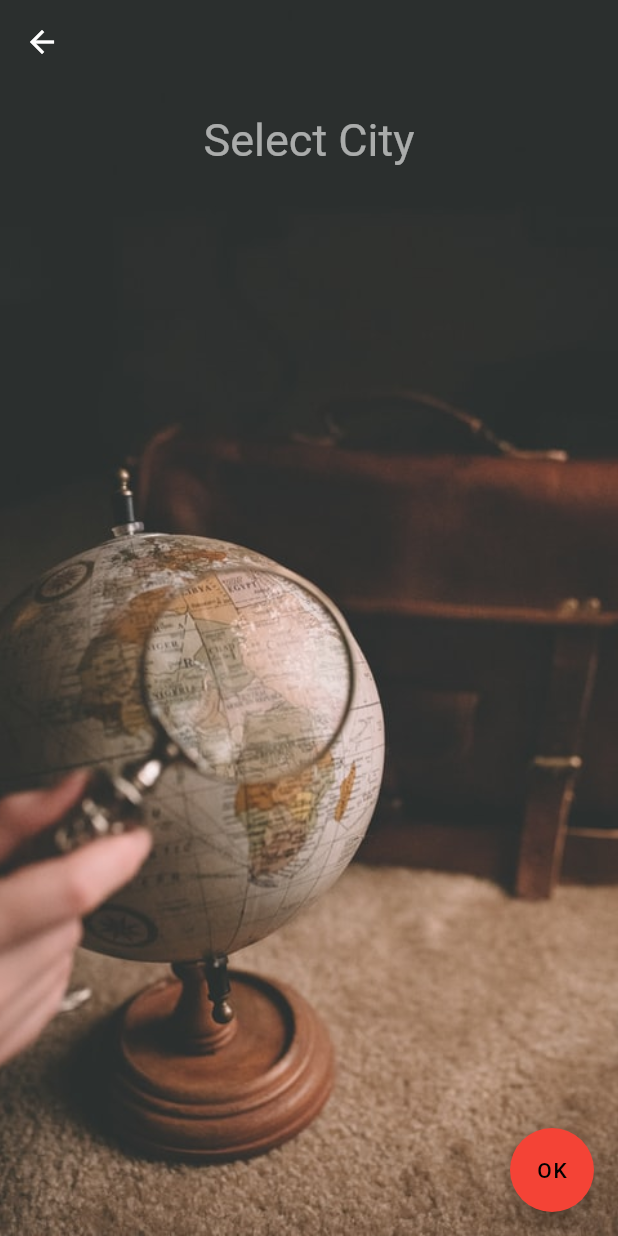
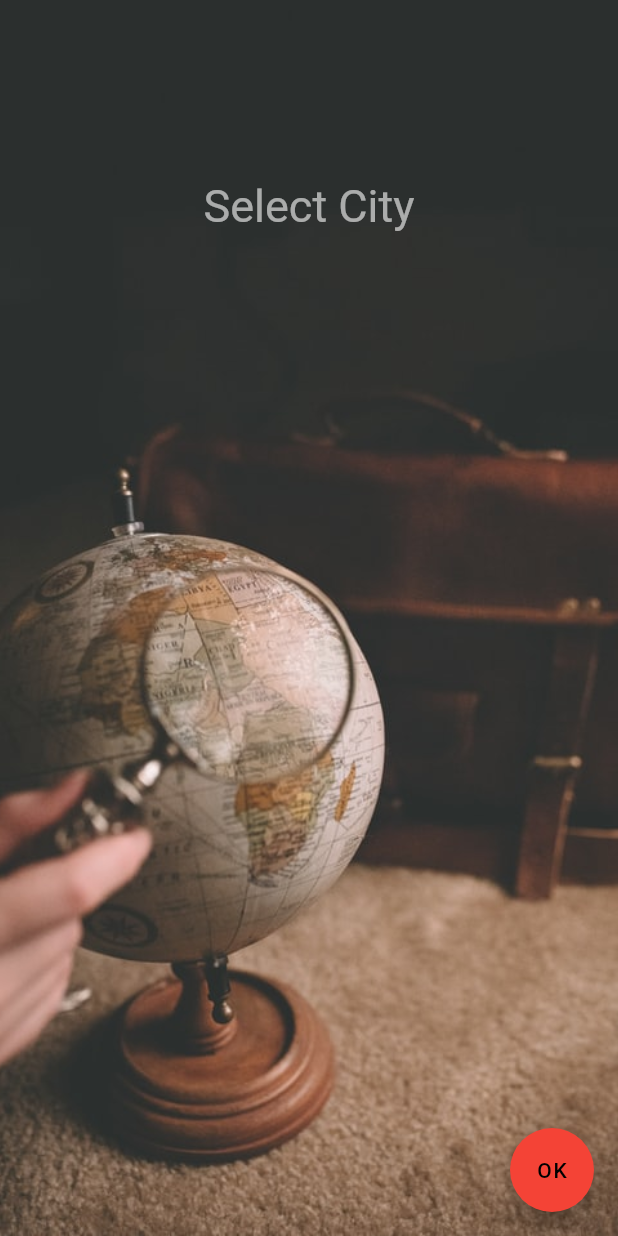
Before and after one commit to mercoski/FlutterProjects, a Flutter app: the SearchPage screen opened directly, after a tap on "OK", on a phone screen of 412 x 824 dp. Run offline on Flutter 3.47's test engine with Material 2 defaults, Android fonts, the phone set to English and light mode, and no system bars; our stand-ins replace audioplayers, geolocator, google_fonts; missing offline and left inert: dart:ffi; network calls fail.

Commit message:
weather_symbols

```diff
--- a/weather_status_app/lib/pages/searchPage.dart
+++ b/weather_status_app/lib/pages/searchPage.dart
@@ -66,22 +66,27 @@ class _SearchPageState extends State<SearchPage> {
                 'https://www.metaweather.com/api/location/search/?query=' +
                     textController.text);
             var response = await http.get(url);
-            jsonDecode(response.body).isEmpty
-                ? _showMyDialog()
-                : Navigator.pop(context, textController.text);
+            try {
+              if (response.body.isEmpty) {
+                _showMyDialog();
+              } else {
+                Navigator.pop(context, textController.text.trim());
+              }
+            } on Exception catch (e) {
+              print(response.body);
+            }
           },
           backgroundColor: Colors.red,
           child: Text('OK'),
-        ),
-        appBar: AppBar(
-          elevation: 0,
-          backgroundColor: Colors.transparent,
         ),
         backgroundColor: Colors.transparent,
         body: Center(
           child: Column(
             // ignore: prefer_const_literals_to_create_immutables
             children: [
+              SizedBox(
+                height: 100,
+              ),
               Padding(
                 padding: const EdgeInsets.symmetric(horizontal: 50.0),
                 child: TextField(
```
Also changed, not shown: weather_status_app/lib/pages/homePage.dart (+14 -2 lines), 38 other files.
